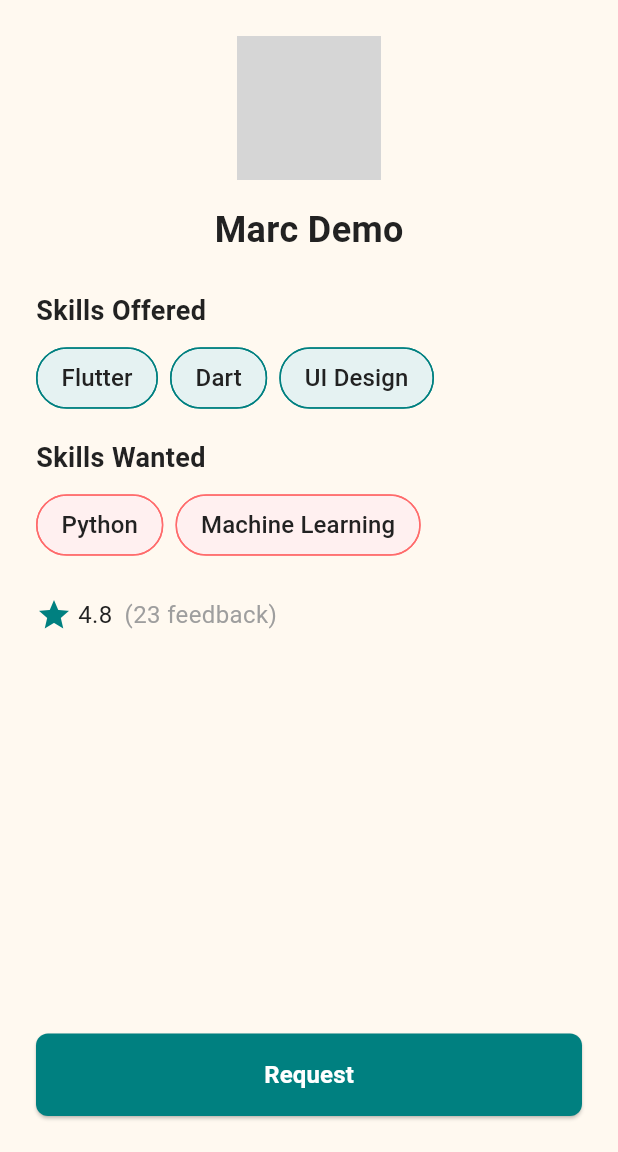
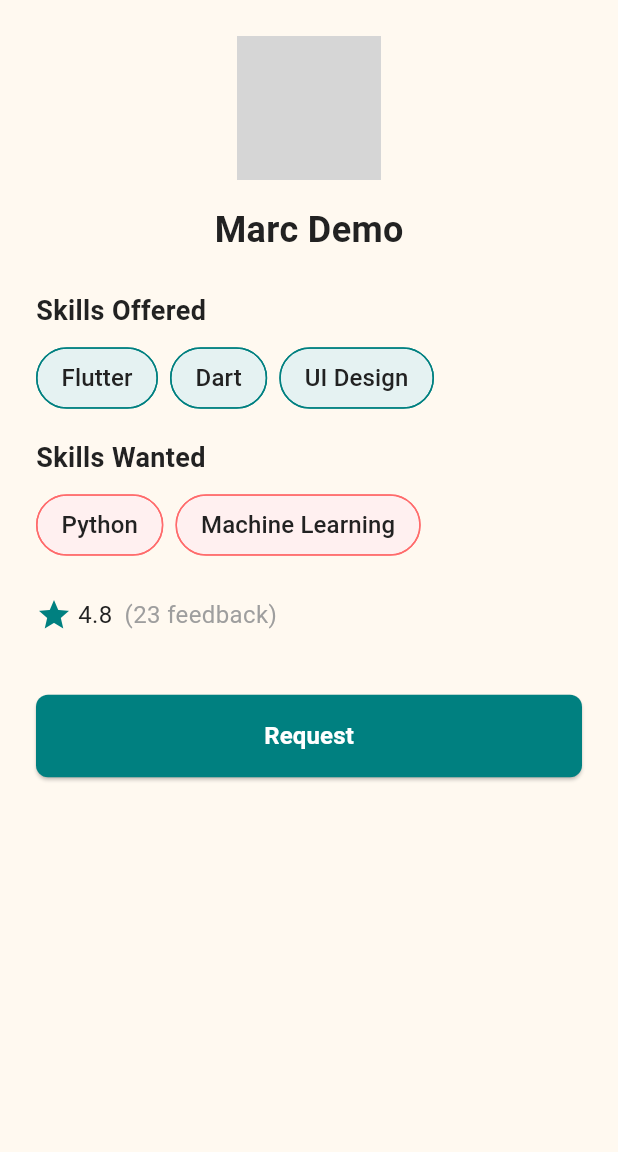
Before and after one commit to MeetJotaniya/odoo, a Flutter app: the UserProfileScreen screen opened directly, on a phone screen of 412 x 824 dp, the part 84-1236 px from its top. Run offline on Flutter 3.47's test engine with Material 3 defaults, Android fonts, the phone set to English and light mode, and no system bars; network calls fail; grey boxes are pictures that could not be loaded.

Commit message:
Request_from_user_screen and user_profile_screen

```diff
--- a/lib/views/profile/user_profile_screen.dart
+++ b/lib/views/profile/user_profile_screen.dart
@@ -25,6 +25,7 @@ class UserProfileScreen extends StatelessWidget {
   @override
   Widget build(BuildContext context) {
     return Scaffold(
+      resizeToAvoidBottomInset: true,
       backgroundColor: AppColors.accent,
       appBar: AppBar(
         backgroundColor: AppColors.primary,
@@ -104,7 +105,8 @@ class UserProfileScreen extends StatelessWidget {
                 ),
               ],
             ),
-            const Spacer(),
+            // const Spacer(),
+            SizedBox(height: MediaQuery.of(context).size.height * 0.05,),
             Center(
               child: SizedBox(
                 width: double.infinity,
--- a/pubspec.yaml
+++ b/pubspec.yaml
@@ -32,6 +32,7 @@ dependencies:
   # The following adds the Cupertino Icons font to your application.
   # Use with the CupertinoIcons class for iOS style icons.
   cupertino_icons: ^1.0.8
+
 
 dev_dependencies:
   flutter_test:
```
